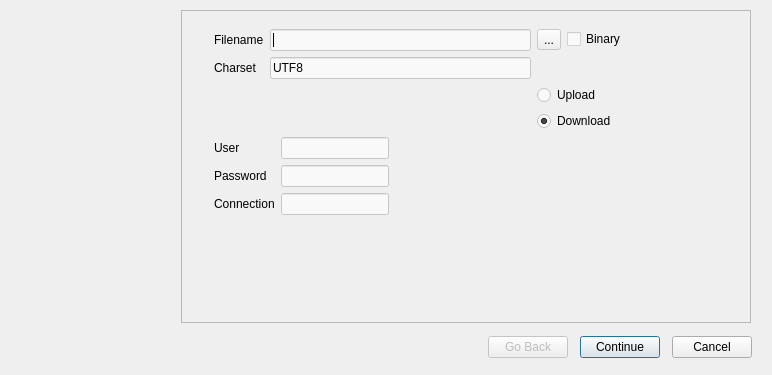
Qt form lobwizard/LobWizard.ui (rdOxalis/lobshooter) before a commit.
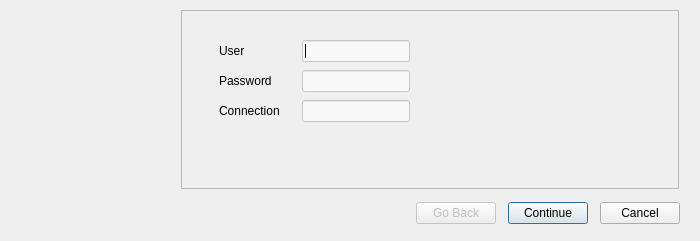
The same form after that commit.

Diff of the .ui file:
```diff
--- a/lobwizard/LobWizard.ui
+++ b/lobwizard/LobWizard.ui
@@ -6,8 +6,8 @@
    <rect>
     <x>0</x>
     <y>0</y>
-    <width>772</width>
-    <height>375</height>
+    <width>700</width>
+    <height>241</height>
    </rect>
   </property>
   <property name="windowTitle">
@@ -16,19 +16,80 @@
   <property name="wizardStyle">
    <enum>QWizard::MacStyle</enum>
   </property>
-  <widget class="QWizardPage" name="wizardPage1">
+  <widget class="QWizardPage" name="wizardPage">
    <widget class="QWidget" name="layoutWidget">
     <property name="geometry">
      <rect>
-      <x>25</x>
-      <y>11</y>
-      <width>450</width>
-      <height>211</height>
+      <x>30</x>
+      <y>20</y>
+      <width>191</width>
+      <height>88</height>
      </rect>
     </property>
-    <layout class="QFormLayout" name="formLayout_3">
+    <layout class="QGridLayout" name="gridLayout">
      <item row="0" column="0">
-      <layout class="QFormLayout" name="formLayout_2">
+      <widget class="QLabel" name="label_4">
+       <property name="text">
+        <string>User</string>
+       </property>
+      </widget>
+     </item>
+     <item row="0" column="1">
+      <spacer name="horizontalSpacer">
+       <property name="orientation">
+        <enum>Qt::Horizontal</enum>
+       </property>
+       <property name="sizeHint" stdset="0">
+        <size>
+         <width>28</width>
+         <height>20</height>
+        </size>
+       </property>
+      </spacer>
+     </item>
+     <item row="0" column="2">
+      <widget class="QLineEdit" name="userEdit"/>
+     </item>
+     <item row="1" column="0" colspan="2">
+      <widget class="QLabel" name="label_5">
+       <property name="text">
+        <string>Password</string>
+       </property>
+      </widget>
+     </item>
+     <item row="1" column="2">
+      <widget class="QLineEdit" name="passEdit">
+       <property name="echoMode">
+        <enum>QLineEdit::Password</enum>
+       </property>
+      </widget>
+     </item>
+     <item row="2" column="0" colspan="2">
+      <widget class="QLabel" name="label_6">
+       <property name="text">
+        <string>Connection</string>
+       </property>
+      </widget>
+     </item>
+     <item row="2" column="2">
+      <widget class="QLineEdit" name="connectionEdit"/>
+     </item>
+    </layout>
+   </widget>
+  </widget>
+  <widget class="QWizardPage" name="wizardPage1">
+   <widget class="QWidget" name="">
+    <property name="geometry">
+     <rect>
+      <x>30</x>
+      <y>20</y>
+      <width>433</width>
+      <height>117</height>
+     </rect>
+    </property>
+    <layout class="QFormLayout" name="formLayout_2">
+     <item row="0" column="0">
+      <layout class="QFormLayout" name="formLayout">
        <item row="0" column="0">
         <layout class="QFormLayout" name="formLayout">
          <item row="0" column="0">
@@ -119,55 +180,40 @@
        </item>
       </layout>
      </item>
-     <item row="1" column="0">
-      <layout class="QGridLayout" name="gridLayout">
-       <item row="0" column="0">
-        <widget class="QLabel" name="label_4">
+     <item row="0" column="1">
+      <layout class="QHBoxLayout" name="horizontalLayout">
+       <item>
+        <widget class="QToolButton" name="openButton">
          <property name="text">
-          <string>User</string>
+          <string>...</string>
          </property>
         </widget>
        </item>
-       <item row="0" column="1">
-        <spacer name="horizontalSpacer">
-         <property name="orientation">
-          <enum>Qt::Horizontal</enum>
-         </property>
-         <property name="sizeHint" stdset="0">
-          <size>
-           <width>28</width>
-           <height>20</height>
-          </size>
-         </property>
-        </spacer>
-       </item>
-       <item row="0" column="2">
-        <widget class="QLineEdit" name="userEdit"/>
-       </item>
-       <item row="1" column="0" colspan="2">
-        <widget class="QLabel" name="label_5">
+       <item>
+        <widget class="QCheckBox" name="BinaryCheckBox">
          <property name="text">
-          <string>Password</string>
+          <string>Binary</string>
          </property>
         </widget>
        </item>
-       <item row="1" column="2">
-        <widget class="QLineEdit" name="passEdit">
-         <property name="echoMode">
-          <enum>QLineEdit::Password</enum>
+      </layout>
+     </item>
+     <item row="1" column="1">
+      <layout class="QVBoxLayout" name="verticalLayout_4">
+       <item>
+        <widget class="QRadioButton" name="UploadRadioButton">
+         <property name="text">
+          <string>Upload</string>
          </property>
         </widget>
        </item>
-       <item row="2" column="0" colspan="2">
-        <widget class="QLabel" name="label_6">
+       <item>
+        <widget class="QRadioButton" name="DownloadRadioButton">
          <property name="text">
-          <string>Connection</string>
+          <string>Download</string>
          </property>
         </widget>
        </item>
-       <item row="2" column="2">
-        <widget class="QLineEdit" name="connectionEdit"/>
-       </item>
       </layout>
      </item>
     </layout>
```
Left out of the diff: 88 changed lines with no effect on the pictures.
